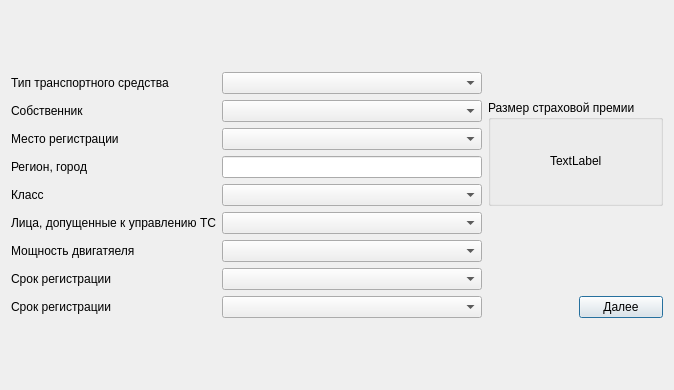
Old version of the form osagocalcform.ui in the repository ruslanfirefly/CalcKaskoAsko.
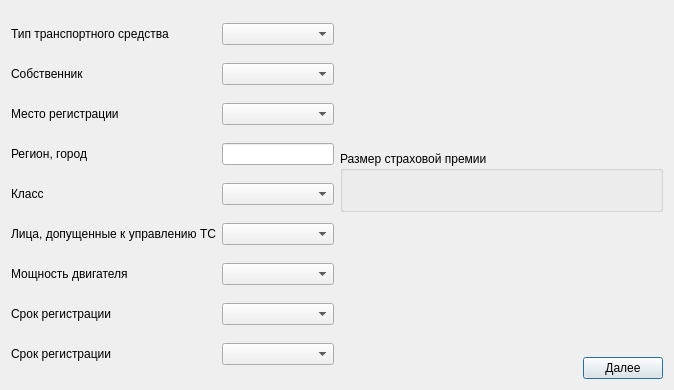
New version of the form.

What changed in the file:
```diff
--- a/osagocalcform.ui
+++ b/osagocalcform.ui
@@ -15,158 +15,82 @@
   </property>
   <layout class="QVBoxLayout" name="verticalLayout">
    <item>
+    <layout class="QHBoxLayout" name="horizontalLayout">
+     <item>
     <layout class="QGridLayout" name="gridLayout_2">
-     <item row="1" column="3" rowspan="4" colspan="2">
-      <widget class="QGroupBox" name="groupBox">
-       <property name="title">
-        <string>Размер страховой премии</string>
-       </property>
-       <layout class="QGridLayout" name="gridLayout">
-        <item row="0" column="1">
-         <spacer name="verticalSpacer">
-          <property name="orientation">
-           <enum>Qt::Vertical</enum>
-          </property>
-          <property name="sizeHint" stdset="0">
-           <size>
-            <width>20</width>
-            <height>36</height>
-           </size>
-          </property>
-         </spacer>
-        </item>
-        <item row="1" column="0" rowspan="2">
-         <spacer name="horizontalSpacer">
-          <property name="orientation">
-           <enum>Qt::Horizontal</enum>
-          </property>
-          <property name="sizeHint" stdset="0">
-           <size>
-            <width>48</width>
-            <height>20</height>
-           </size>
-          </property>
-         </spacer>
-        </item>
-        <item row="1" column="1">
-         <widget class="QLabel" name="bonus">
-          <property name="text">
-           <string>TextLabel</string>
-          </property>
-         </widget>
-        </item>
-        <item row="1" column="2" rowspan="2">
-         <spacer name="horizontalSpacer_2">
-          <property name="orientation">
-           <enum>Qt::Horizontal</enum>
-          </property>
-          <property name="sizeHint" stdset="0">
-           <size>
-            <width>48</width>
-            <height>20</height>
-           </size>
-          </property>
-         </spacer>
-        </item>
-        <item row="2" column="1">
-         <spacer name="verticalSpacer_2">
-          <property name="orientation">
-           <enum>Qt::Vertical</enum>
-          </property>
-          <property name="sizeHint" stdset="0">
-           <size>
-            <width>20</width>
-            <height>37</height>
-           </size>
-          </property>
-         </spacer>
-        </item>
-       </layout>
-      </widget>
-     </item>
-     <item row="0" column="0" colspan="2">
+       <item row="0" column="0">
       <widget class="QLabel" name="label">
        <property name="text">
         <string>Тип транспортного средства</string>
        </property>
       </widget>
      </item>
-     <item row="3" column="0" colspan="2">
+       <item row="0" column="1">
+        <widget class="QComboBox" name="autoTypeComboBox">
+         <property name="modelColumn">
+          <number>1</number>
+         </property>
+         <property name="tableName" stdset="0">
+          <string>auto_types</string>
+         </property>
+        </widget>
+       </item>
+       <item row="1" column="0">
+        <widget class="QLabel" name="clientTypeLabel">
+         <property name="text">
+          <string>Собственник</string>
+         </property>
+        </widget>
+       </item>
+       <item row="1" column="1">
+        <widget class="QComboBox" name="clientTypeComboBox">
+         <property name="modelColumn">
+          <number>1</number>
+         </property>
+         <property name="tableName" stdset="0">
+          <string>client_type</string>
+         </property>
+        </widget>
+       </item>
+       <item row="2" column="0">
+        <widget class="QLabel" name="label_3">
+         <property name="text">
+          <string>Место регистрации</string>
+         </property>
+        </widget>
+       </item>
+       <item row="2" column="1">
+        <widget class="QComboBox" name="regTypeComboBox">
+         <property name="modelColumn">
+          <number>1</number>
+         </property>
+         <property name="tableName" stdset="0">
+          <string>reg_type</string>
+         </property>
+        </widget>
+       </item>
+       <item row="3" column="0">
       <widget class="QLabel" name="label_4">
        <property name="text">
         <string>Регион, город</string>
        </property>
       </widget>
      </item>
-     <item row="3" column="2">
+       <item row="3" column="1">
       <widget class="QLineEdit" name="townLineEdit">
        <property name="tableName" stdset="0">
         <string>towns</string>
        </property>
       </widget>
      </item>
-     <item row="2" column="2">
-      <widget class="QComboBox" name="regTypeComboBox">
-       <property name="modelColumn">
-        <number>1</number>
-       </property>
-       <property name="tableName" stdset="0">
-        <string>reg_type</string>
-       </property>
-      </widget>
-     </item>
-     <item row="6" column="0" colspan="2">
-      <widget class="QLabel" name="label_7">
+       <item row="4" column="0">
+        <widget class="QLabel" name="classLabel">
        <property name="text">
-        <string>Мощность двигатяеля</string>
+          <string>Класс</string>
        </property>
       </widget>
      </item>
-     <item row="5" column="2">
-      <widget class="QComboBox" name="agesComboBox">
-       <property name="modelColumn">
-        <number>1</number>
-       </property>
-       <property name="tableName" stdset="0">
-        <string>ages</string>
-       </property>
-      </widget>
-     </item>
-     <item row="7" column="0" colspan="2">
-      <widget class="QLabel" name="label_9">
-       <property name="text">
-        <string>Срок регистрации</string>
-       </property>
-      </widget>
-     </item>
-     <item row="2" column="0" colspan="2">
-      <widget class="QLabel" name="label_3">
-       <property name="text">
-        <string>Место регистрации</string>
-       </property>
-      </widget>
-     </item>
-     <item row="7" column="2">
-      <widget class="QComboBox" name="comboBox">
-       <property name="modelColumn">
-        <number>1</number>
-       </property>
-       <property name="tableName" stdset="0">
-        <string>foreign_period</string>
-       </property>
-      </widget>
-     </item>
-     <item row="1" column="2">
-      <widget class="QComboBox" name="clientTypeComboBox">
-       <property name="modelColumn">
-        <number>1</number>
-       </property>
-       <property name="tableName" stdset="0">
-        <string>client_type</string>
-       </property>
-      </widget>
-     </item>
-     <item row="4" column="2">
+       <item row="4" column="1">
       <widget class="QComboBox" name="classComboBox">
        <property name="modelColumn">
         <number>1</number>
@@ -176,7 +100,31 @@
        </property>
       </widget>
      </item>
-     <item row="6" column="2">
+       <item row="5" column="0">
+        <widget class="QLabel" name="agesLabel">
+         <property name="text">
+          <string>Лица, допущенные к управлению ТС</string>
+         </property>
+        </widget>
+       </item>
+       <item row="5" column="1">
+        <widget class="QComboBox" name="agesComboBox">
+         <property name="modelColumn">
+          <number>1</number>
+         </property>
+         <property name="tableName" stdset="0">
+          <string>ages</string>
+         </property>
+        </widget>
+       </item>
+       <item row="6" column="0">
+        <widget class="QLabel" name="powerLabel">
+         <property name="text">
+          <string>Мощность двигателя</string>
+         </property>
+        </widget>
+       </item>
+       <item row="6" column="1">
       <widget class="QComboBox" name="powerComboBox">
        <property name="modelColumn">
         <number>1</number>
@@ -186,8 +134,32 @@
        </property>
       </widget>
      </item>
-     <item row="8" column="2">
-      <widget class="QComboBox" name="comboBox_2">
+       <item row="7" column="0">
+        <widget class="QLabel" name="foreignLabel">
+         <property name="text">
+          <string>Срок регистрации</string>
+         </property>
+        </widget>
+       </item>
+       <item row="7" column="1">
+        <widget class="QComboBox" name="foreignComboBox">
+         <property name="modelColumn">
+          <number>1</number>
+         </property>
+         <property name="tableName" stdset="0">
+          <string>foreign_period</string>
+         </property>
+        </widget>
+       </item>
+       <item row="8" column="0">
+        <widget class="QLabel" name="internalLabel">
+         <property name="text">
+          <string>Срок регистрации</string>
+         </property>
+        </widget>
+       </item>
+       <item row="8" column="1">
+        <widget class="QComboBox" name="internalComboBox">
        <property name="modelColumn">
         <number>1</number>
        </property>
@@ -196,50 +168,99 @@
        </property>
       </widget>
      </item>
-     <item row="5" column="0" colspan="2">
-      <widget class="QLabel" name="label_6">
-       <property name="text">
-        <string>Лица, допущенные к управлению ТС</string>
-       </property>
-      </widget>
+      </layout>
      </item>
-     <item row="0" column="2">
-      <widget class="QComboBox" name="autoTypeComboBox">
-       <property name="modelColumn">
-        <number>1</number>
-       </property>
-       <property name="tableName" stdset="0">
-        <string>auto_types</string>
-       </property>
-      </widget>
+     <item>
+      <layout class="QGridLayout" name="gridLayout_3">
+       <item row="0" column="0" colspan="2">
+        <spacer name="verticalSpacer">
+         <property name="orientation">
+          <enum>Qt::Vertical</enum>
+         </property>
+         <property name="sizeHint" stdset="0">
+          <size>
+           <width>63</width>
+           <height>27</height>
+          </size>
+         </property>
+        </spacer>
      </item>
      <item row="1" column="0" colspan="2">
-      <widget class="QLabel" name="label_2">
-       <property name="text">
-        <string>Собственник</string>
-       </property>
-      </widget>
-     </item>
-     <item row="4" column="0">
-      <widget class="QLabel" name="label_5">
+        <widget class="QGroupBox" name="groupBox">
+         <property name="title">
+          <string>Размер страховой премии</string>
+         </property>
+         <layout class="QGridLayout" name="gridLayout">
+          <item row="0" column="2" rowspan="2">
+           <spacer name="horizontalSpacer_2">
+            <property name="orientation">
+             <enum>Qt::Horizontal</enum>
+            </property>
+            <property name="sizeHint" stdset="0">
+             <size>
+              <width>48</width>
+              <height>20</height>
+             </size>
+            </property>
+           </spacer>
+          </item>
+          <item row="0" column="0" rowspan="2">
+           <spacer name="horizontalSpacer">
+            <property name="orientation">
+             <enum>Qt::Horizontal</enum>
+            </property>
+            <property name="sizeHint" stdset="0">
+             <size>
+              <width>48</width>
+              <height>20</height>
+             </size>
+            </property>
+           </spacer>
+          </item>
+          <item row="1" column="1">
+           <widget class="QLabel" name="bonus">
        <property name="text">
-        <string>Класс</string>
+             <string/>
        </property>
       </widget>
      </item>
-     <item row="8" column="4">
+         </layout>
+        </widget>
+       </item>
+       <item row="2" column="0" colspan="2">
+        <spacer name="verticalSpacer_2">
+         <property name="orientation">
+          <enum>Qt::Vertical</enum>
+         </property>
+         <property name="sizeHint" stdset="0">
+          <size>
+           <width>63</width>
+           <height>64</height>
+          </size>
+         </property>
+        </spacer>
+       </item>
+       <item row="3" column="0">
+        <spacer name="horizontalSpacer_3">
+         <property name="orientation">
+          <enum>Qt::Horizontal</enum>
+         </property>
+         <property name="sizeHint" stdset="0">
+          <size>
+           <width>40</width>
+           <height>20</height>
+          </size>
+         </property>
+        </spacer>
+       </item>
+       <item row="3" column="1">
       <widget class="QPushButton" name="nextButton">
        <property name="text">
         <string>Далее</string>
        </property>
       </widget>
      </item>
-     <item row="8" column="0">
-      <widget class="QLabel" name="label_10">
-       <property name="text">
-        <string>Срок регистрации</string>
-       </property>
-      </widget>
+      </layout>
      </item>
     </layout>
    </item>
```
Lines whose indentation alone changed are shown as unchanged.
